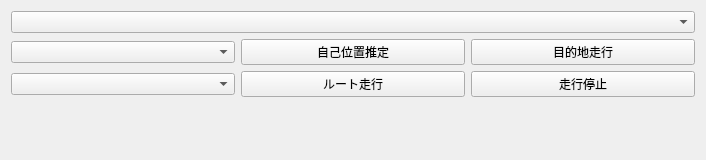
Before: the Qt Designer form mapoi_rviz_plugins/src/ui/mapoi_panel.ui in shimz-robotics/mapoi, drawn with Qt 5.
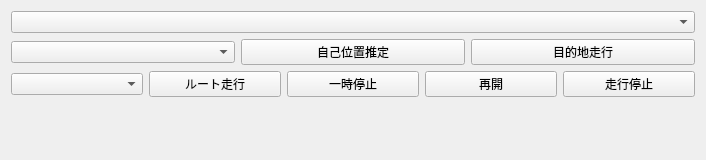
After: the same form once the commit is applied.

Commit message:
Add pause/resume navigation feature
- mapoi_pause / mapoi_resume トピックを追加
- NavMode enum と is_paused_ フラグで状態を管理
- pause: 現在のゴール/ルートをキャンセルし残ウェイポイントを保存
- resume: 保存した座標/ウェイポイントで走行を再開
- RViz パネルに「一時停止」「再開」ボタンを追加
- WebUI に /api/nav/pause, /api/nav/resume エンドポイントを追加

What changed in the file:
```diff
--- a/mapoi_rviz_plugins/src/ui/mapoi_panel.ui
+++ b/mapoi_rviz_plugins/src/ui/mapoi_panel.ui
@@ -86,6 +86,26 @@
        </property>
       </widget>
      </item>
+     <item>
+      <widget class="QPushButton" name="PauseButton">
+       <property name="text">
+        <string>一時停止</string>
+       </property>
+       <property name="autoDefault">
+        <bool>true</bool>
+       </property>
+      </widget>
+     </item>
+     <item>
+      <widget class="QPushButton" name="ResumeButton">
+       <property name="text">
+        <string>再開</string>
+       </property>
+       <property name="autoDefault">
+        <bool>true</bool>
+       </property>
+      </widget>
+     </item>
      <item>
       <widget class="QPushButton" name="StopButton">
        <property name="acceptDrops">
```
The commit also changes 5 other files.
